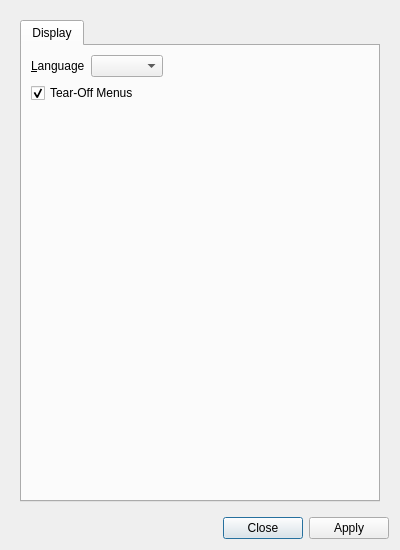
This is UI/glitch-preferences.ui in textbrowser/glitch as Qt 5 draws it before an edit. The edited form follows.
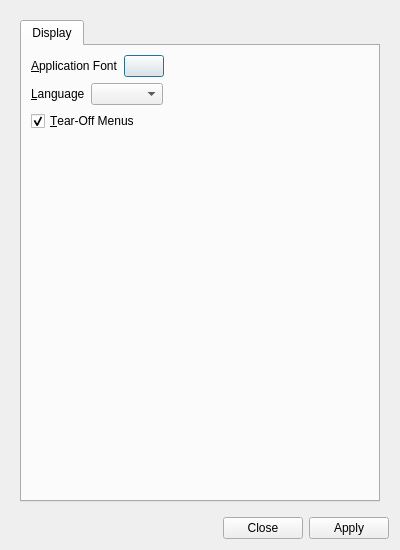
This is the edited form. Icons and pictures are not drawn.

Commit message: Application font.

What changed in the file:
```diff
--- a/UI/glitch-preferences.ui
+++ b/UI/glitch-preferences.ui
@@ -46,6 +46,40 @@
            <string>Display</string>
           </attribute>
           <layout class="QVBoxLayout" name="verticalLayout_4">
+           <item>
+            <layout class="QHBoxLayout" name="horizontalLayout_21">
+             <item>
+              <widget class="QLabel" name="label_47">
+               <property name="text">
+                <string>&amp;Application Font</string>
+               </property>
+               <property name="buddy">
+                <cstring>display_application_font</cstring>
+               </property>
+              </widget>
+             </item>
+             <item>
+              <widget class="QPushButton" name="display_application_font">
+               <property name="text">
+                <string/>
+               </property>
+              </widget>
+             </item>
+             <item>
+              <spacer name="horizontalSpacer_22">
+               <property name="orientation">
+                <enum>Qt::Horizontal</enum>
+               </property>
+               <property name="sizeHint" stdset="0">
+                <size>
+                 <width>40</width>
+                 <height>20</height>
+                </size>
+               </property>
+              </spacer>
+             </item>
+            </layout>
+           </item>
            <item>
             <layout class="QHBoxLayout" name="horizontalLayout_3">
              <item>
@@ -82,7 +116,7 @@
               <string>&lt;html&gt;&lt;head/&gt;&lt;body&gt;&lt;p&gt;If enabled, some menus will reside in their own windows.&lt;/p&gt;&lt;/body&gt;&lt;/html&gt;</string>
              </property>
              <property name="text">
-              <string>Tear-Off Menus</string>
+              <string>&amp;Tear-Off Menus</string>
              </property>
              <property name="checked">
               <bool>true</bool>
```
Left out of the diff: 1 changed line with no effect on the pictures. The commit also changes 10 other files.
